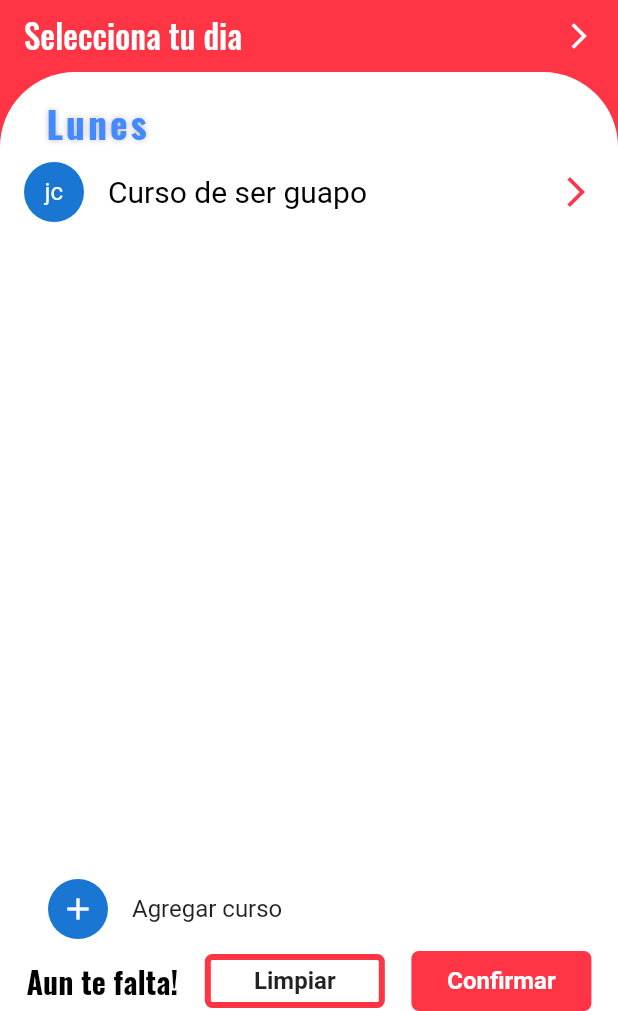
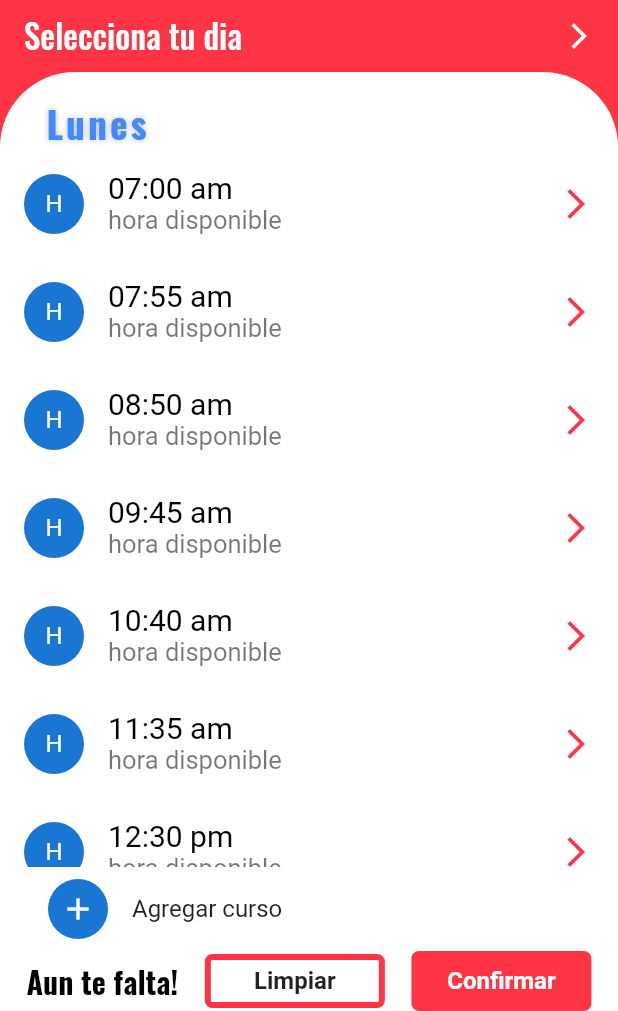
Before and after one commit to Joaquin4562/talent_top, a Flutter app: the HorariosPage screen opened by its route, on a phone screen of 412 x 824 dp, the part 225-1236 px from its top. Run offline on Flutter 3.47's test engine with Material 2 defaults, Android fonts, the phone set to English and light mode, and no system bars; our stand-ins replace fluttertoast, simple_animations; Roboto replaces fonts that are missing (Microsoft sans serif).

```diff
--- /dev/null
+++ b/lib/class/cursos.dart
@@ -0,0 +1,10 @@
+class Cursos{
+
+
+  String hora;
+  String autor;
+  String nombre;
+
+  Cursos({this.autor,this.hora,this.nombre});
+
+}
--- a/lib/widgets/widgets_horarios_page/boton_agregar_curso.dart
+++ b/lib/widgets/widgets_horarios_page/boton_agregar_curso.dart
@@ -1,6 +1,6 @@
 import 'package:flutter/material.dart';
+import 'package:talent_top_v0_1/class/simple_animation_class.dart';
 import 'package:talent_top_v0_1/widgets/widgets_horarios_page/lista_cursos.dart';
-
 class BotonAgregar extends StatefulWidget {
   BotonAgregar({Key key}) : super(key: key);
 
@@ -9,7 +9,6 @@ class BotonAgregar extends StatefulWidget {
 }
 
 class _BotonAgregarState extends State<BotonAgregar> {
-  final curso = new ValueNotifier<List<String>>([]);
 
   Color colorFondo = Color.fromRGBO(255, 52, 68, 1);
   //cursos disponibles segun el dia y hora
@@ -20,23 +19,27 @@ class _BotonAgregarState extends State<BotonAgregar> {
     'Curso de Flutter',
     'Curso de hacking',
     'Curso de Perreo',
-    'Curso de robotica'
+    'Curso de robotica',
+    'Curso de Flutter',
+    'Curso de hacking',
+    'Curso de Perreo',
+    'Curso de Flutter',
+    'Curso de hacking',
+    'Curso de Perreo',
   ];
   String _cursoSeleccionado = "";
   @override
   Widget build(BuildContext context) {
-    return ValueListenableBuilder<List<String>>(
-        valueListenable: curso,
-        builder: (context, value, child) {
-          return FlatButton(
+    return FlatButton(
             onPressed: () {
               showDialog(
-                  barrierDismissible: false,
+                  barrierDismissible: true,
                   context: context,
                   builder: (BuildContext context) => SimpleDialog(
-                        elevation: 10,
+                        semanticLabel: 'hola',
+                        elevation: 5,
                         shape: RoundedRectangleBorder(
-                            borderRadius: BorderRadius.circular(20)),
+                            borderRadius: BorderRadius.circular(30)),
                         title: Text(
                           'Selecciona un curso',
                           textAlign: TextAlign.center,
@@ -52,27 +55,34 @@ class _BotonAgregarState extends State<BotonAgregar> {
               ),
             ),
           );
-        });
+
   }
 
   List<Widget> _mostrarCursos() {
     List<Widget> lista = new List();
     for (var item in cursos) {
-      lista.add(ListTile(
-        leading: Icon(
-          Icons.calendar_today,
-          color: Colors.black,
+      lista.add(
+        FadeAnimation(1,ListTile(
+        leading: CircleAvatar(
+          child: Image(
+            fit: BoxFit.cover,
+            image: AssetImage("assets/images/logo.png"),
+          ),
         ),
         title: Text(
           "$item",
-          style: TextStyle(color: Colors.black, fontSize: 20),
+          style: TextStyle(
+            color: Colors.black,
+            fontSize: 20,
+            fontWeight: FontWeight.bold
+            ),
         ),
+        subtitle: Text('Angel Eddy Catedral gonzalez'),
         onTap: () {
-          curso.value.add(item);
-          ListaCursos(number: curso,);
-          Navigator.of(context).pushReplacementNamed("HorariosPage");
+
         },
-      ));
+      )));
+      lista.add(Divider(height: 2,));
     }
     return lista;
   }
--- a/lib/widgets/widgets_horarios_page/boton_elige_dia.dart
+++ b/lib/widgets/widgets_horarios_page/boton_elige_dia.dart
@@ -58,7 +58,7 @@ class _BotonEligeState extends State<BotonElige> {
     List<Widget> lista = new List();
     for (var item in dias) {
       lista.add(ListTile(
-        leading: Icon(Icons.calendar_today,color: Colors.black,),
+        leading: CircleAvatar(child: Text('${item.substring(0,1)}'),),
         title: Text("$item",style: TextStyle(color: Colors.black,fontSize: 20),),
         onTap: (){
           _diaSeleccionado=item;
--- a/lib/widgets/widgets_horarios_page/lista_cursos.dart
+++ b/lib/widgets/widgets_horarios_page/lista_cursos.dart
@@ -1,42 +1,156 @@
-import 'package:flutter/foundation.dart';
 import 'package:flutter/material.dart';
+import 'package:talent_top_v0_1/class/cursos.dart';
+import 'package:talent_top_v0_1/class/simple_animation_class.dart';
 
-class ListaCursos extends StatelessWidget {
-  ValueListenable<List<String>> number;
-  ListaCursos({this.number});
-  List<String> cursos = [
-    'Curso de ser guapo',
-  ];
+class ListaCursos extends StatefulWidget {
+  @override
+  _ListaCursosState createState() => _ListaCursosState();
+}
+
+class _ListaCursosState extends State<ListaCursos> {
+  Map<String, String> horas = {
+    '07:00 am': '',
+    '07:55 am': '',
+    '08:50 am': '',
+    '09:45 am': '',
+    '10:40 am': '',
+    '11:35 am': '',
+    '12:30 pm': '',
+    '01:25 pm': '',
+    '02:20 Pm': '',
+  };
+
+  String curso = 'Hora libre para';
+
   Color colorFondo = Color.fromRGBO(255, 52, 68, 1);
+
   @override
   Widget build(BuildContext context) {
     return Expanded(
       child: ListView(
-        children: _mostrarCursos(context),
+        children: _mostrarHoras(context),
       ),
     );
   }
 
-  List<Widget> _mostrarCursos(BuildContext context) {
+  List<Widget> _mostrarHoras(BuildContext context) {
     List<Widget> lista = new List();
-    for (var item in cursos) {
-      lista.add(ListTile(
+    horas.forEach((hora, curso) {
+      lista.add(FadeAnimation(
+          1,
+          ListTile(
             trailing: Icon(
               Icons.arrow_forward_ios,
               color: colorFondo,
             ),
             leading: CircleAvatar(
-          child: Text('jc'),
+              child: Text('H'),
             ),
             title: Text(
-          "$item",
+              "$hora",
               style: TextStyle(color: Colors.black, fontSize: 20),
             ),
+            subtitle: curso == ''
+                ? Text(
+                    'hora disponible',
+                    style: TextStyle(fontSize: 17),
+                  )
+                : Text(
+                    '$curso',
+                    style: TextStyle(fontSize: 17),
+                  ),
             onTap: () {
-          Navigator.of(context).pushReplacementNamed("HorariosPage");
+              showDialog(
+                  barrierDismissible: true,
+                  context: context,
+                  builder: (BuildContext context) => SimpleDialog(
+                        elevation: 5,
+                        shape: RoundedRectangleBorder(
+                            borderRadius: BorderRadius.circular(30)),
+                        title: Text(
+                          'Selecciona un curso\n$hora',
+                          textAlign: TextAlign.center,
+                          style: TextStyle(fontSize: 20),
+                        ),
+                        children: _mostrarCursos(hora),
+                      ));
             },
+          )));
+    });
+    return lista;
+  }
+
+  List<Widget> _mostrarCursos(String hora) {
+    List<Cursos> items = listaC();
+    bool encontro = false;
+    List<Widget> lista = new List();
+    for (var item in items) {
+      if (item.hora == hora) {
+        encontro = true;
+        lista.add(FadeAnimation(
+            0.5,
+            ListTile(
+              leading: CircleAvatar(
+                child: Image(
+                  fit: BoxFit.cover,
+                  image: AssetImage("assets/images/logo.png"),
+                ),
+              ),
+              title: Text(
+                "${item.nombre}",
+                style: TextStyle(
+                    color: Colors.black,
+                    fontSize: 20,
+                    fontWeight: FontWeight.bold),
+              ),
+              subtitle: Text('${item.autor}'),
+              onTap: () {
+                setState(() {
+                  horas.update(
+                    item.hora,
+                    (existingValue) => item.nombre,
+                    ifAbsent: () => '',
+                  );
+                  Navigator.pop(context);
+                });
+              },
+            )));
+        lista.add(FadeAnimation(
+            0.5,
+            Divider(
+              height: 2,
+            )));
+      }
+    }
+    if (!encontro) {
+      lista.add(ListTile(
+        title: Text(
+          'No hay cursos disponibles esta hora',
+          style: TextStyle(fontSize: 20),
+          textAlign: TextAlign.center,
+        ),
+        trailing: Icon(
+          Icons.error,
+          color: Colors.black,
+        ),
       ));
     }
     return lista;
   }
+
+  List<Cursos> listaC() {
+    return [
+      new Cursos(
+          autor: 'Angel Catedral', hora: '07:55 am', nombre: 'Curso De jotos'),
+      new Cursos(
+          autor: 'Santi Catedral', hora: '07:00 am', nombre: 'Curso Excel'),
+      new Cursos(
+          autor: 'Angel Catedral', hora: '07:00 am', nombre: 'Curso Web'),
+      new Cursos(
+          autor: 'Jose Kabo', hora: '07:55 am', nombre: 'Curso Photoshop'),
+      new Cursos(
+          autor: 'Gerardo Joaquin', hora: '08:50 am', nombre: 'Curso Flutter'),
+      new Cursos(autor: 'Muski', hora: '09:45 am', nombre: 'Curso Web'),
+    ];
   }
+}
--- a/lib/widgets/widgets_login/botonStart.dart
+++ b/lib/widgets/widgets_login/botonStart.dart
@@ -52,12 +52,16 @@ class _ButtonLoginState extends State<BotonStart> {
     );
   }
   Future<String> login() async{
-    obtenerInfo(InputEmailState.getMatricula.toString(), PasswordInputState.getPassword.toString()).then((valor){
+   try {
+      obtenerInfo(InputEmailState.getMatricula.toString(), TxtPassword.getPassword.toString()).then((valor){
       if(valor == 'alumno logeado'){
         Navigator.of(context).pushReplacementNamed('HorariosPage');
       }else{
         Fluttertoast.showToast(msg: 'Contaseña o matrícula incorrectas');
       }
     });
+   } catch (Exception ) {
+     Fluttertoast.showToast(msg: 'Error de conexion');
+   }
   }
 }
```
Also changed, not shown: lib/widgets/widgets_login/txtPassword.dart (+21 -6 lines). Lines whose indentation alone changed are shown as unchanged.
